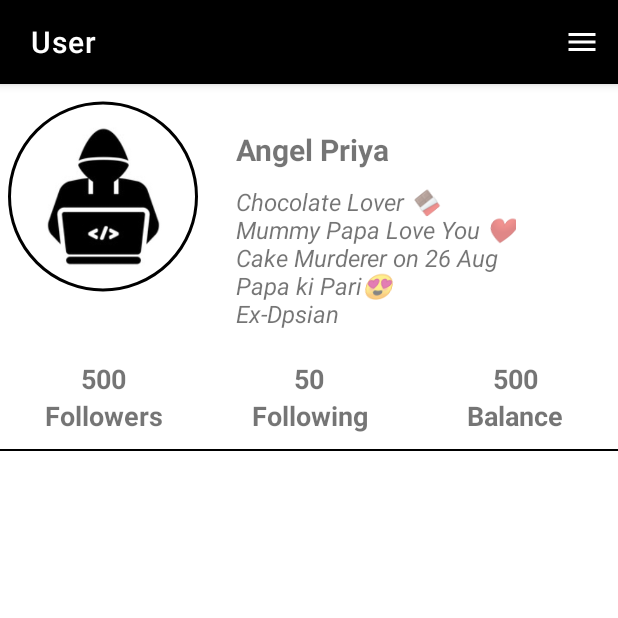
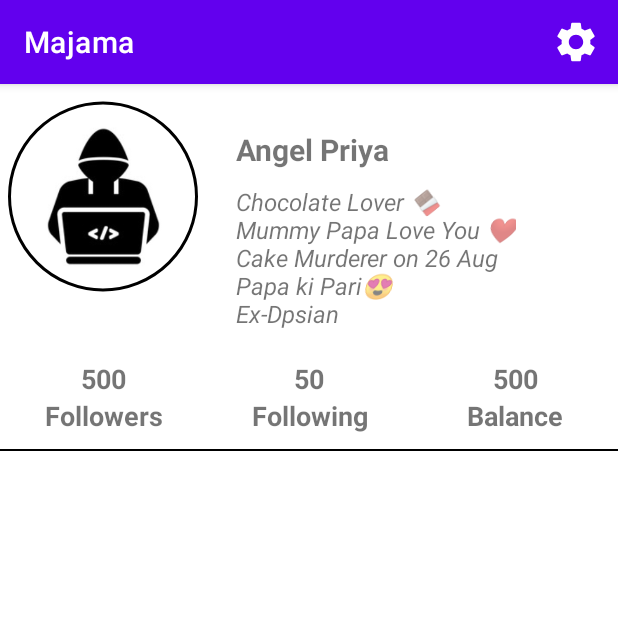
Before and after one commit to meemoworld/MajamaApp, an Android app: the ProfileActivity screen opened directly, with no data from a screen before it, on a phone screen of 412 x 824 dp, the top half of it. Run offline under Robolectric (Android 15) with nearby library versions, the phone set to English and light mode, and no system bars; our stand-ins replace CircleImageView.

Commit message:
minor changes

```diff
--- a/app/src/main/java/com/memoworld/majama/MainActivityFragments/User.java
+++ b/app/src/main/java/com/memoworld/majama/MainActivityFragments/User.java
@@ -1,5 +1,7 @@
 package com.memoworld.majama.MainActivityFragments;
 
+import android.graphics.Color;
+import android.graphics.drawable.ColorDrawable;
 import android.os.Bundle;
 
 import androidx.fragment.app.Fragment;
@@ -23,6 +25,7 @@ import com.memoworld.majama.R;
                              Bundle savedInstanceState) {
         // Inflate the layout for this fragment
         View view=inflater.inflate(R.layout.fragment_user, container, false);
+
         return view;
     }
 }
--- a/app/src/main/java/com/memoworld/majama/User/ProfileActivity.java
+++ b/app/src/main/java/com/memoworld/majama/User/ProfileActivity.java
@@ -1,5 +1,6 @@
 package com.memoworld.majama.User;
 
+import android.content.Intent;
 import android.graphics.Color;
 import android.graphics.drawable.ColorDrawable;
 import android.os.Bundle;
@@ -20,10 +21,6 @@ public class ProfileActivity extends AppCompatActivity {
         super.onCreate(savedInstanceState);
         setContentView(R.layout.activity_profile);
 
-        if (getSupportActionBar() != null) {
-            getSupportActionBar().setTitle(" User");
-            getSupportActionBar().setBackgroundDrawable(new ColorDrawable(Color.BLACK));
-        }
     }
 
     @Override
@@ -35,8 +32,8 @@ public class ProfileActivity extends AppCompatActivity {
 
     @Override
     public boolean onOptionsItemSelected(@NonNull MenuItem item) {
-        if (item.getItemId() == R.id.prfile_activity_menu) {
-            Toast.makeText(this, "It is in production..😁", Toast.LENGTH_SHORT).show();
+        if (item.getItemId() == R.id.profile_activity_menu) {
+            startActivity(new Intent(ProfileActivity.this,userSetting.class));
             return true;
         }
         return super.onOptionsItemSelected(item);
--- a/app/src/main/res/drawable/ic_baseline_settings_24.xml
+++ b/app/src/main/res/drawable/ic_baseline_settings_24.xml
@@ -3,7 +3,7 @@
     android:height="36dp"
     android:viewportWidth="24"
     android:viewportHeight="24"
-    android:tint="?attr/colorControlNormal">
+    android:tint="@color/white">
   <path
       android:fillColor="@android:color/white"
       android:pathData="M19.14,12.94c0.04,-0.3 0.06,-0.61 0.06,-0.94c0,-0.32 -0.02,-0.64 -0.07,-0.94l2.03,-1.58c0.18,-0.14 0.23,-0.41 0.12,-0.61l-1.92,-3.32c-0.12,-0.22 -0.37,-0.29 -0.59,-0.22l-2.39,0.96c-0.5,-0.38 -1.03,-0.7 -1.62,-0.94L14.4,2.81c-0.04,-0.24 -0.24,-0.41 -0.48,-0.41h-3.84c-0.24,0 -0.43,0.17 -0.47,0.41L9.25,5.35C8.66,5.59 8.12,5.92 7.63,6.29L5.24,5.33c-0.22,-0.08 -0.47,0 -0.59,0.22L2.74,8.87C2.62,9.08 2.66,9.34 2.86,9.48l2.03,1.58C4.84,11.36 4.8,11.69 4.8,12s0.02,0.64 0.07,0.94l-2.03,1.58c-0.18,0.14 -0.23,0.41 -0.12,0.61l1.92,3.32c0.12,0.22 0.37,0.29 0.59,0.22l2.39,-0.96c0.5,0.38 1.03,0.7 1.62,0.94l0.36,2.54c0.05,0.24 0.24,0.41 0.48,0.41h3.84c0.24,0 0.44,-0.17 0.47,-0.41l0.36,-2.54c0.59,-0.24 1.13,-0.56 1.62,-0.94l2.39,0.96c0.22,0.08 0.47,0 0.59,-0.22l1.92,-3.32c0.12,-0.22 0.07,-0.47 -0.12,-0.61L19.14,12.94zM12,15.6c-1.98,0 -3.6,-1.62 -3.6,-3.6s1.62,-3.6 3.6,-3.6s3.6,1.62 3.6,3.6S13.98,15.6 12,15.6z"/>
--- a/app/src/main/res/layout/activity_user_settting.xml
+++ b/app/src/main/res/layout/activity_user_settting.xml
@@ -17,6 +17,7 @@
         android:text="My Pages"
         android:textColor="@color/black"
         android:textSize="24sp"
+        android:onClick="MyPages"
         android:textStyle="bold"
         app:drawableEndCompat="@drawable/ic_baseline_keyboard_arrow_right_24"
         app:drawableStartCompat="@drawable/pages">
@@ -45,6 +46,7 @@
         android:textSize="24sp"
         android:textStyle="bold"
         app:drawableStartCompat="@drawable/user"
+        android:onClick="Account"
         app:drawableEndCompat="@drawable/ic_baseline_keyboard_arrow_right_24">
 
     </TextView>
@@ -71,6 +73,7 @@
         android:textSize="24sp"
         android:textStyle="bold"
         app:drawableStartCompat="@drawable/lock"
+        android:onClick="PrivacyPolicy"
         app:drawableEndCompat="@drawable/ic_baseline_keyboard_arrow_right_24">
 
     </TextView>
@@ -97,6 +100,7 @@
         android:textSize="24sp"
         android:textStyle="bold"
         app:drawableStartCompat="@drawable/help"
+        android:onClick="Help"
         app:drawableEndCompat="@drawable/ic_baseline_keyboard_arrow_right_24">
 
     </TextView>
@@ -123,6 +127,7 @@
         android:textSize="24sp"
         android:textStyle="bold"
         app:drawableStartCompat="@drawable/withdraw"
+        android:onClick="Withdraw"
         app:drawableEndCompat="@drawable/ic_baseline_keyboard_arrow_right_24">
 
     </TextView>
@@ -148,6 +153,7 @@
         android:textColor="@color/black"
         android:textSize="24sp"
         android:textStyle="bold"
+        android:onClick="Pages"
         app:drawableStartCompat="@drawable/pages"
         app:drawableEndCompat="@drawable/ic_baseline_keyboard_arrow_right_24">
 
--- a/app/src/main/res/menu/profile_activity_menu.xml
+++ b/app/src/main/res/menu/profile_activity_menu.xml
@@ -3,8 +3,8 @@
     xmlns:app="http://schemas.android.com/apk/res-auto">
 
     <item
-        android:title="Menu"
-        android:id="@+id/prfile_activity_menu"
-        android:icon="@drawable/ic_baseline_menu_24"
+        android:title="Settings"
+        android:id="@+id/profile_activity_menu"
+        android:icon="@drawable/ic_baseline_settings_24"
         app:showAsAction="always"/>
 </menu>
```
Also changed, not shown: app/src/main/java/com/memoworld/majama/User/pagesFollowed.java (+4 -3 lines), app/src/main/java/com/memoworld/majama/User/userSetting.java (+34 -0 lines).
